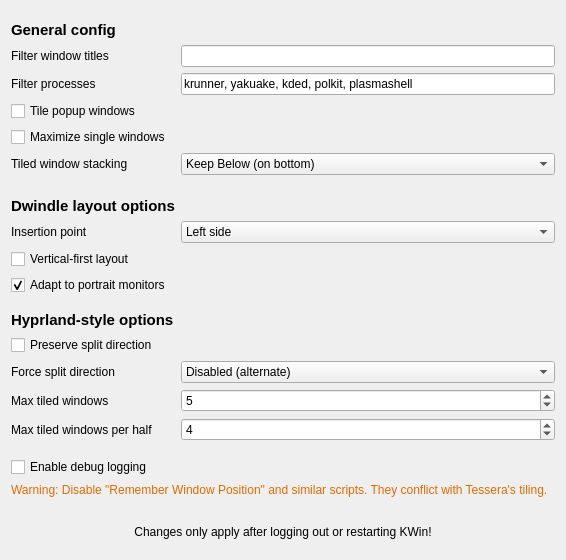
Old version of the form res/config.ui in the repository IamAndelib/Tessera.
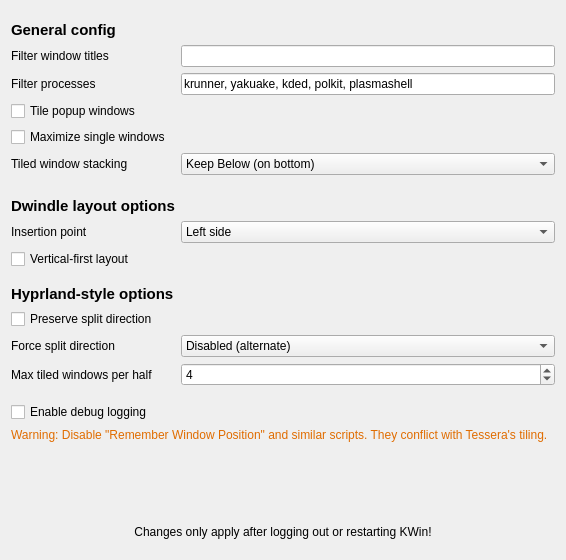
New version of the form.

Commit message: chore: config cleanup, identity docs, CI (M4)

```diff
--- a/res/config.ui
+++ b/res/config.ui
@@ -205,19 +205,6 @@
      </property>
     </widget>
    </item>
-   <item row="39" column="1">
-    <widget class="QCheckBox" name="kcfg_AutoRotateLayout">
-     <property name="toolTip">
-      <string>Automatically use vertical-first layout on portrait (tall) monitors</string>
-     </property>
-     <property name="text">
-      <string>Adapt to portrait monitors</string>
-     </property>
-     <property name="checked">
-      <bool>true</bool>
-     </property>
-    </widget>
-   </item>
    <item row="40" column="1" colspan="2">
     <spacer name="verticalSpacer_5">
      <property name="orientation">
@@ -287,32 +274,6 @@
      </item>
     </widget>
    </item>
-    <item row="44" column="1">
-     <widget class="QLabel" name="label_maxtiled">
-      <property name="toolTip">
-       <string>Maximum number of windows tiled per desktop before new windows float. 0 = unlimited.</string>
-      </property>
-      <property name="text">
-       <string>Max tiled windows</string>
-      </property>
-     </widget>
-    </item>
-    <item row="44" column="2">
-     <widget class="QSpinBox" name="kcfg_MaxTiledWindows">
-      <property name="toolTip">
-       <string>Maximum number of windows tiled per desktop before new windows float. 0 = unlimited.</string>
-      </property>
-      <property name="minimum">
-       <number>0</number>
-      </property>
-      <property name="maximum">
-       <number>100</number>
-      </property>
-      <property name="value">
-       <number>5</number>
-      </property>
-     </widget>
-    </item>
     <item row="45" column="1">
      <widget class="QLabel" name="label_maxperhalf">
       <property name="toolTip">
```
The commit also changes 6 other files.
